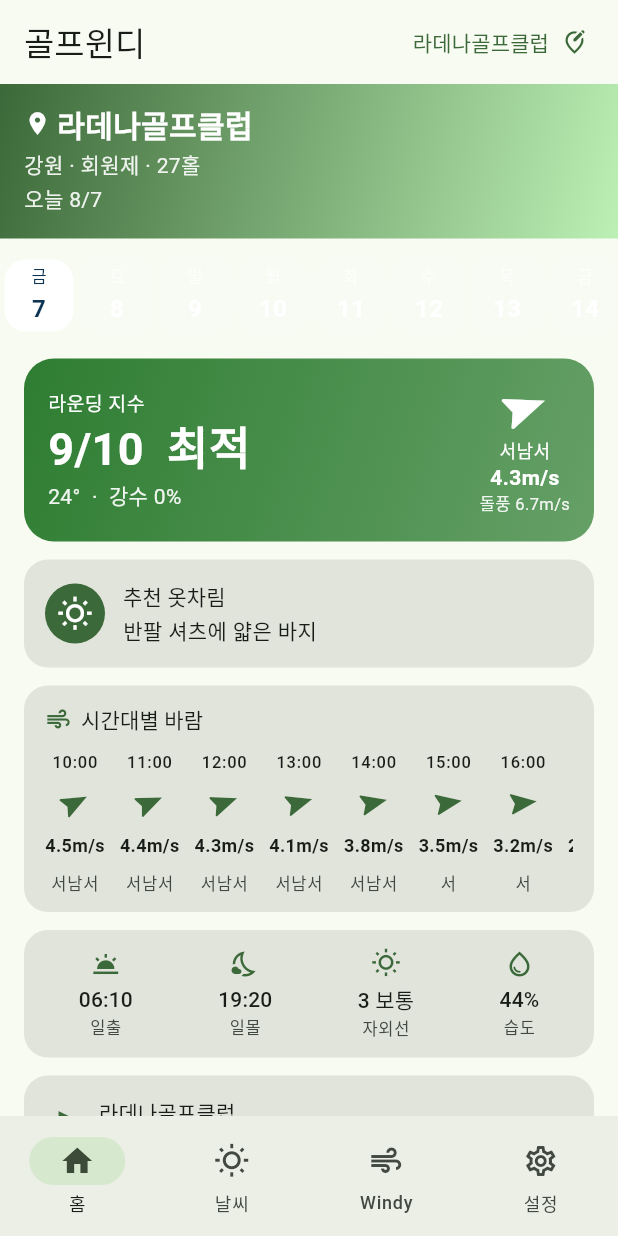
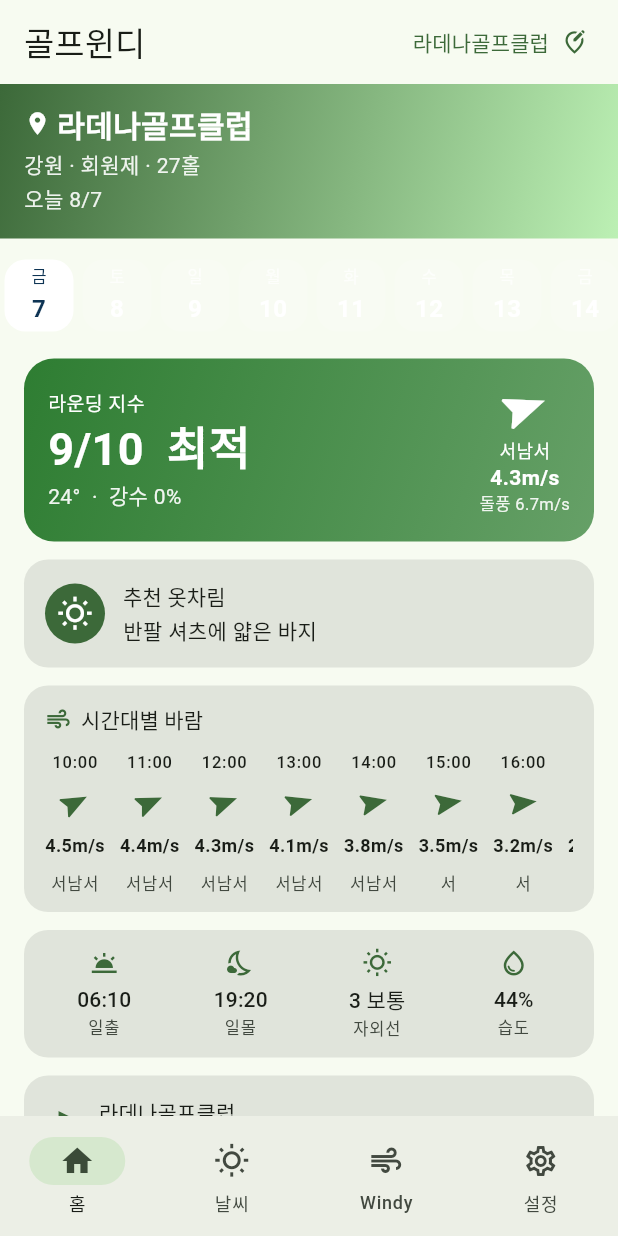
Before and after one commit to bisan74-lab/gov_data_mobile, a Flutter app: the screen it shows after launch, on a phone screen of 412 x 824 dp. Run offline on Flutter 3.47's test engine with Material 3 defaults, Android fonts, the phone set to English and light mode, and no system bars; our stand-ins replace flutter_riverpod, geolocator, shared_preferences; network calls fail.

Commit message:
큰 글자에서 화면이 깨지지 않게 배율 상한을 건다 (본문 1.5 / 작은 칸 1.3)
시스템 글자 크기를 키운 사용자에게서 화면이 틀어지는 문제가 바다윈디에서
확인됐고, 같은 구조인 골프윈디도 그대로 노출돼 있어 미리 막는다.

- 앱 전체 상한 kMaxTextScale(1.5): app.dart의 clampAppTextScale을
  MaterialApp.builder에 넘겨 모든 화면에 한 번에 건다.
- 작은 칸 상한 kCompactMaxTextScale(1.3): 폭이 고정된 작은 칸(날씨 24시간
  예보 카드 58px, 홈 날짜 칩 52px, 홈 라운드 컨디션 셀)은 1.5에서도 칸을
  뚫어 CompactTextScale로 한 번 더 누른다. 이 칸들은 높이도 배율만큼 늘려
  세로 넘침까지 막았다.

검사를 먼저 만들고(text_scale_layout_test.dart: 배율 1.0~2.0 × 화면 3종 ×
5화면) 실제로 깨지는 곳을 확인한 뒤 고쳤다. 그 과정에서 **큰 글자와 무관한
기존 버그**도 나왔다 — 홈 라운드 컨디션 카드가 360×640 · 배율 1.0에서도
가로로 47px 넘치고 있었다(네 칸을 Expanded로 나눠 해결).

홈 라운딩 지수 카드는 본문 카드라 배율을 누르지 않고 Expanded로 레이아웃만
고쳤다 — 세로로 늘어날 수 있는 곳까지 배율을 누르면 접근성만 더 해친다.

Co-Authored-By: Claude Opus 5 <noreply@anthropic.com>
Claude-Session: https://claude.ai/code/session_01DX6AznQJbmMSh8r8eUGWS6

```diff
--- a/lib/app/app.dart
+++ b/lib/app/app.dart
@@ -10,6 +10,37 @@ import '../features/weather/presentation/weather_screen.dart';
 import 'app_tab_provider.dart';
 import 'force_upgrade_screen.dart';
 import 'theme.dart';
+
+/// 앱 전체에 거는 **글자 배율 상한**.
+///
+/// 안드로이드 설정 > 디스플레이 > 글자 크기(또는 접근성 "더 크게")를 올리면
+/// 앱의 모든 텍스트가 그 배율만큼 커진다. 배율이 2.0까지 가면 값을 촘촘히
+/// 담는 화면(상세 예보 표·홈 카드·설정)에서 글자가 겹치거나 화면 밖으로
+/// 넘쳐 **오히려 못 읽게** 된다(바다윈디에서 실제 사용자 제보로 확인된
+/// 문제라, 골프윈디도 같은 방식으로 미리 막는다).
+///
+/// 화면마다 따로 대응하는 것도 방법이지만 같은 종류가 앱 곳곳에 있어 끝이
+/// 없다 — 여기서 한 번 막는 것이 확실하다.
+///
+/// **대가는 분명하다** — 사용자의 접근성 설정을 일부 무시한다. 그래서 값을
+/// 함부로 낮추지 말 것(바다윈디는 1.3으로 시작했다가 "너무 작다"는 제보를
+/// 받아 1.5로 올렸다). 이 값을 바꾸면 반드시
+/// `test/features/text_scale_layout_test.dart`를 돌려 표·설정·메뉴가
+/// 버티는지 확인한다.
+const double kMaxTextScale = 1.5;
+
+/// [kMaxTextScale]을 적용한다. `MaterialApp.builder`에 그대로 넘기면 앱 안
+/// 모든 화면에 걸린다. **테스트 하네스도 같은 함수를 써야** 실제 화면과 같은
+/// 조건으로 검사된다.
+Widget clampAppTextScale(BuildContext context, Widget? child) {
+  final mq = MediaQuery.of(context);
+  return MediaQuery(
+    data: mq.copyWith(
+      textScaler: mq.textScaler.clamp(maxScaleFactor: kMaxTextScale),
+    ),
+    child: child ?? const SizedBox.shrink(),
+  );
+}
 
 /// 앱 진입점. `appGateProvider`가 강제 업데이트 상태(`forceUpgrade: true`)를
 /// 돌려주면 [AppShell] 대신 [ForceUpgradeScreen]을 띄워 실행을 막는다 —
@@ -30,6 +61,8 @@ class GolfWindyApp extends ConsumerWidget {
       theme: buildLightTheme(skin.seed),
       darkTheme: buildDarkTheme(skin.seed),
       themeMode: themeMode,
+      // 모든 화면에 한 번에 적용된다([kMaxTextScale] 참고).
+      builder: clampAppTextScale,
       home: gateAsync.when(
         data: (gate) => gate.forceUpgrade
             ? ForceUpgradeScreen(config: gate)
--- /dev/null
+++ b/lib/core/widgets/compact_text_scale.dart
@@ -0,0 +1,30 @@
+import 'package:flutter/material.dart';
+
+/// **작은 아이콘 + 짧은 글자를 담는 촘촘한 칸만의 배율 상한(1.3).**
+///
+/// 앱 전체 상한은 1.5(`kMaxTextScale`)인데, 폭이 고정된 작은 칸(시간별 예보
+/// 카드 58px, 홈 날짜 칩, 라운드 컨디션 셀)은 그 배율에서 글자가 칸 밖으로
+/// 넘치거나 두 줄로 쪼개져 칸을 뚫는다. 본문 글자는 1.5로 시원하게 두고
+/// **아이콘이 붙은 작은 칸만 1.3으로 눌러 둔다**(사용자 요구).
+///
+/// 아이콘 크기는 원래 글자 배율을 따라가지 않으므로(고정 px) 따로 조정하지
+/// 않는다 — 라벨만 눌러도 칸 안 균형이 유지된다.
+const double kCompactMaxTextScale = 1.3;
+
+/// [child] 안의 글자 배율을 [kCompactMaxTextScale]로 한 번 더 누른다.
+///
+/// **아무 데나 쓰면 안 된다** — 사용자의 접근성 설정을 그만큼 더 무시하는
+/// 것이라, **크기가 고정된 작은 칸**(가로 스크롤 카드, 날짜 칩, 지표 셀)에만
+/// 쓴다. 본문·표·설정처럼 세로로 늘어날 수 있는 곳은 앱 상한(1.5)에 맡기고
+/// 레이아웃을 유연하게(`Expanded`/`Flexible`/줄바꿈) 고치는 쪽이 맞다.
+class CompactTextScale extends StatelessWidget {
+  const CompactTextScale({super.key, required this.child});
+
+  final Widget child;
+
+  @override
+  Widget build(BuildContext context) => MediaQuery.withClampedTextScaling(
+    maxScaleFactor: kCompactMaxTextScale,
+    child: child,
+  );
+}
--- a/lib/features/home/presentation/home_screen.dart
+++ b/lib/features/home/presentation/home_screen.dart
@@ -2,6 +2,7 @@ import 'package:flutter/material.dart';
 import 'package:flutter_riverpod/flutter_riverpod.dart';
 
 import '../../../core/utils/formatters.dart';
+import '../../../core/widgets/compact_text_scale.dart';
 import '../../golf/data/models/golf_course.dart';
 import '../../golf/logic/golf_advice.dart';
 import '../../golf/presentation/providers.dart';
@@ -183,9 +184,14 @@ class _RoundIndexCard extends StatelessWidget {
           colors: [color, color.withValues(alpha: 0.72)],
         ),
       ),
+      // 본문 카드라 배율을 누르지 않고(앱 상한 1.5 그대로) 레이아웃을
+      // 유연하게 둔다 — 왼쪽 글자 묶음이 [Expanded]로 남는 폭을 갖고,
+      // 큰 글자에서는 줄바꿈으로 흡수된다(예전엔 폭이 고정이라 넘쳤다).
       child: Row(
+        crossAxisAlignment: CrossAxisAlignment.center,
         children: [
-          Column(
+          Expanded(
+            child: Column(
               crossAxisAlignment: CrossAxisAlignment.start,
               children: [
                 const Text(
@@ -209,7 +215,8 @@ class _RoundIndexCard extends StatelessWidget {
                 ),
               ],
             ),
-          const Spacer(),
+          ),
+          const SizedBox(width: 12),
           Column(
             children: [
               WindArrow(
@@ -397,24 +404,37 @@ class _RoundConditionCard extends StatelessWidget {
         color: scheme.surfaceContainerHighest,
         borderRadius: BorderRadius.circular(16),
       ),
+      // 아이콘+값+라벨 네 칸이 한 줄에 나란히 서는 촘촘한 지표라, 앱 상한
+      // (1.5)에서는 가로로 넘친다. 이 칸만 1.3으로 한 번 더 누르고
+      // ([CompactTextScale]) 각 칸을 [Expanded]로 폭을 나눠 갖게 해,
+      // 넘치는 대신 줄바꿈·말줄임으로 흡수되게 한다.
+      child: CompactTextScale(
         child: Row(
-        mainAxisAlignment: MainAxisAlignment.spaceAround,
+          crossAxisAlignment: CrossAxisAlignment.start,
           children: [
             for (final (icon, label, value) in items)
-            Column(
+              Expanded(
+                child: Column(
                   children: [
                     Icon(icon, size: 20, color: scheme.primary),
                     const SizedBox(height: 4),
-                Text(value, style: Theme.of(context).textTheme.titleSmall),
+                    Text(
+                      value,
+                      textAlign: TextAlign.center,
+                      style: Theme.of(context).textTheme.titleSmall,
+                    ),
                     Text(
                       label,
+                      textAlign: TextAlign.center,
                       style: Theme.of(context).textTheme.labelSmall?.copyWith(
                         color: scheme.onSurfaceVariant,
                       ),
                     ),
                   ],
                 ),
+              ),
           ],
+        ),
       ),
     );
   }
--- a/lib/features/home/presentation/widgets/home_date_strip.dart
+++ b/lib/features/home/presentation/widgets/home_date_strip.dart
@@ -1,6 +1,7 @@
 import 'package:flutter/material.dart';
 
 import '../../../../core/utils/formatters.dart';
+import '../../../../core/widgets/compact_text_scale.dart';
 
 /// 홈 화면 상단의 좌우 스크롤 날짜 띠. [minDate]~[maxDate] 범위(기본 과거
 /// 2주~미래 2주, 총 4주)를 좌우로 넘기며 날짜를 고를 수 있다.
@@ -71,10 +72,22 @@ class _HomeDateStripState extends State<HomeDateStrip> {
     super.dispose();
   }
 
+  /// 배율 1.0에서 날짜 칩이 필요한 높이. 글자가 커지면 아래 [build]가 이
+  /// 값을 배율만큼 늘려 준다(고정해 두면 칩이 세로로 넘친다).
+  static const double _baseHeight = 60;
+
   @override
   Widget build(BuildContext context) {
+    // 폭 52px 고정 칩이라 앱 상한(1.5)에서도 글자가 칩을 뚫는다 — 칩만
+    // 1.3으로 한 번 더 누르고([CompactTextScale]) 남은 배율만큼 높이를
+    // 늘린다. 가로 스크롤 목록이라 높이가 조금 늘어도 배치가 안 깨진다.
+    final scaled =
+        MediaQuery.textScalerOf(
+          context,
+        ).clamp(maxScaleFactor: kCompactMaxTextScale).scale(14) /
+        14;
     return SizedBox(
-      height: 60,
+      height: _baseHeight * scaled,
       child: ListView.builder(
         controller: _controller,
         scrollDirection: Axis.horizontal,
@@ -85,6 +98,7 @@ class _HomeDateStripState extends State<HomeDateStrip> {
           final isToday = DateUtils.isSameDay(d, DateTime.now());
           return GestureDetector(
             onTap: () => widget.onChanged(d),
+            child: CompactTextScale(
               child: Container(
                 width: _itemWidth - 6,
                 margin: const EdgeInsets.symmetric(horizontal: 3, vertical: 6),
@@ -123,6 +137,7 @@ class _HomeDateStripState extends State<HomeDateStrip> {
                   ],
                 ),
               ),
+            ),
           );
         },
       ),
```
Also changed, not shown: lib/features/kma_weather/presentation/kma_weather_screen.dart (+24 -8 lines), 2 other files. Lines whose indentation alone changed are shown as unchanged.
